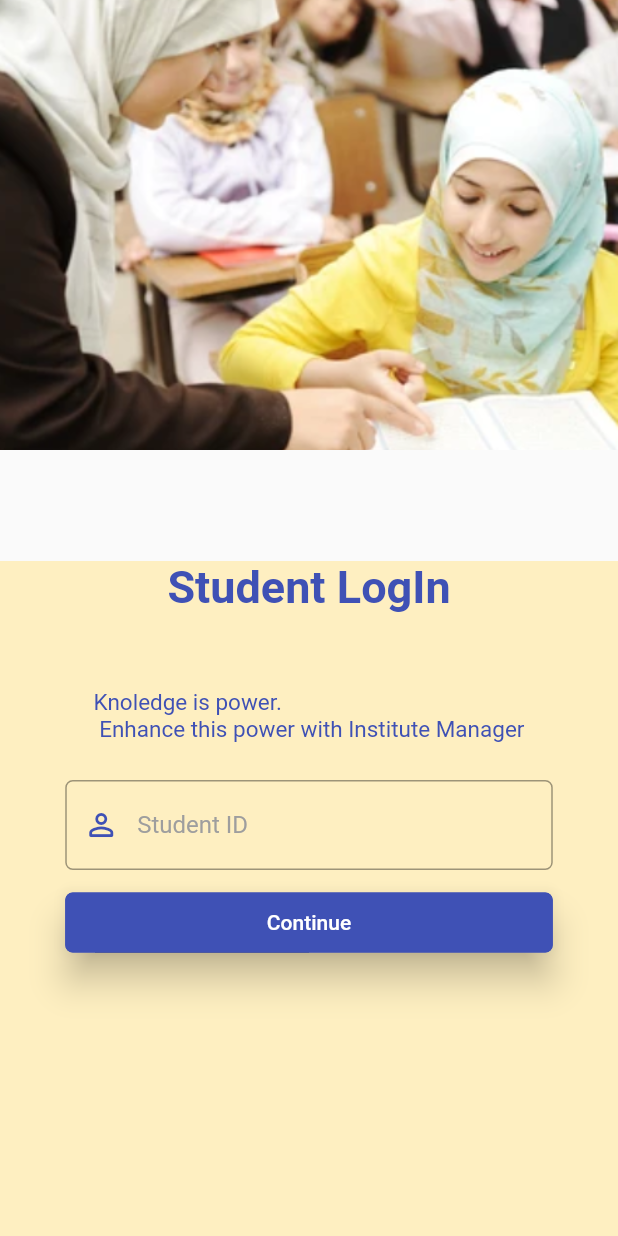
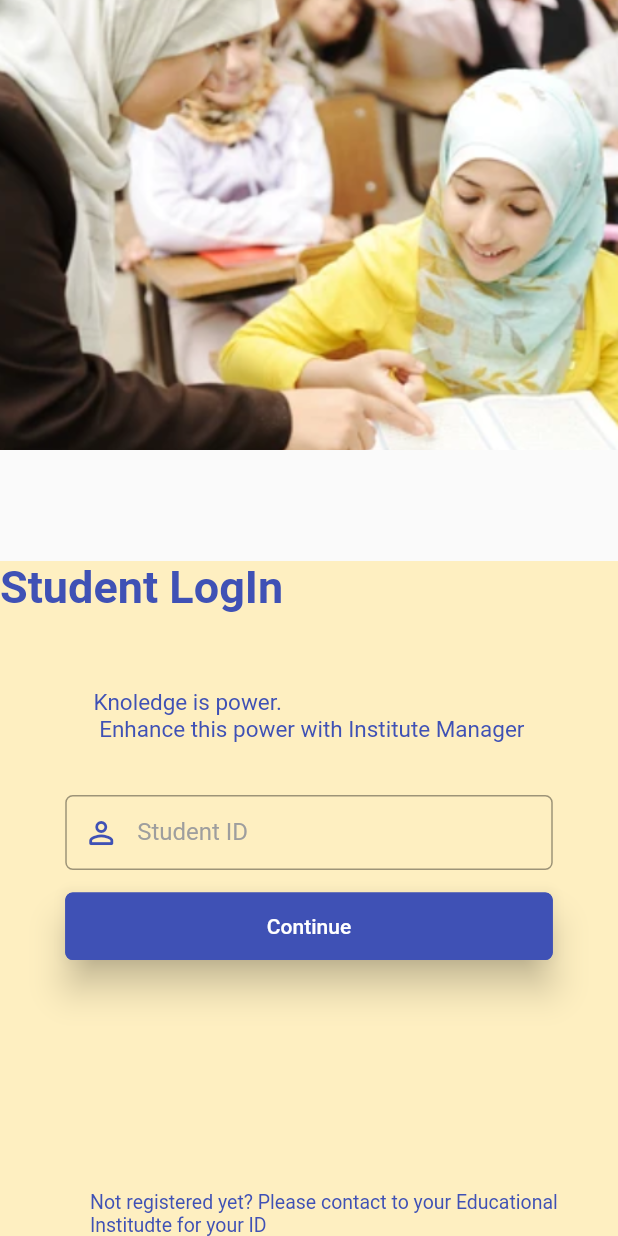
Before and after one commit to SabihaUddin/Student-Management, a Flutter app: the screen it shows after launch, on a phone screen of 412 x 824 dp. Run offline on Flutter 3.47's test engine with Material 2 defaults, Android fonts, the phone set to English and light mode, and no system bars; Roboto replaces fonts that are missing (verdana_regular).

Commit message:
button deign

```diff
--- a/lib/pages/login_page.dart
+++ b/lib/pages/login_page.dart
@@ -39,22 +39,24 @@ class _LogInState extends State<LogIn> {
                   color: Colors.amber.shade100.withOpacity(0.8),
                 ),
                 child: Column(
-                  mainAxisAlignment:MainAxisAlignment.start,
                   children:  [
-                    Text(
-                      'Student LogIn',style: TextStyle(
-                        fontSize: 30,
-                        fontWeight: FontWeight.bold,
-                        color: Colors.indigo
-                    ),
+                    Align(
+                      alignment:Alignment.centerLeft,
+                      child: Text(
+                        'Student LogIn',style: TextStyle(
+                          fontSize: 30,
+                          fontWeight: FontWeight.bold,
+                          color: Colors.indigo
+                      ),
 
+                      ),
                     ),
                     SizedBox(height: 50,),
                     Text("Knoledge is power.\n Enhance this power with Institute Manager",
                     style: textsmall10),
-                    SizedBox(height: 20,),
+                    SizedBox(height: 30,),
                     Container(
-                      height: 60,
+                      height: 50,
                       width: 325,
                       margin: EdgeInsets.all(5),
                       child: TextFormField(
@@ -89,7 +91,7 @@ class _LogInState extends State<LogIn> {
                           hintText: 'XXXXXXXX',
                           hintStyle: TextStyle(
                             color: Colors.grey,
-                            fontSize: 25,
+                            fontSize: 157899,
                             fontFamily: "verdana_regular",
                             fontWeight: FontWeight.w400,
                           ),
@@ -107,7 +109,7 @@ class _LogInState extends State<LogIn> {
                     ),
                     SizedBox(height: 10,),
                     Container(
-                      height: 40,
+                      height: 45,
                       width: 325,
                       child: ElevatedButton(onPressed: (){},
 
@@ -123,9 +125,26 @@ class _LogInState extends State<LogIn> {
                           ),
                           child: Text('Continue')),
                     ),
+                    Expanded(
+                      child: Padding(
+                    padding: const EdgeInsets.only(
+                    left: 60.0, right: 20.0, top: 10.0),
+                    child: Container(
+                      alignment: Alignment.bottomCenter,
+                      height: 90.0,
+                      child: const Text(
+                        'Not registered yet? Please contact to your Educational Institudte for your ID',
+                        style: TextStyle(
+                            fontSize: 13.0, color: Colors.indigo,
+                      ),
+                    )
+                      )
+                    )
+                    )
+                  ],
 
-                  ],
                 ),
+
               ),
             ],
           )
```
